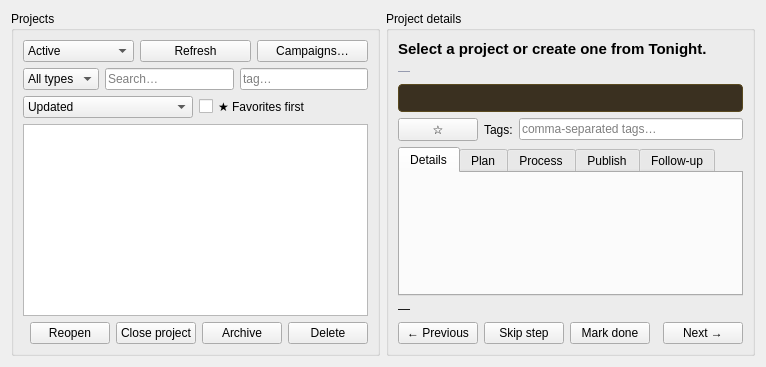
Above: nightscribe/gui/ui/projects_tab.ui from irydeo/nightscribe before the change. Below: the same form after it.
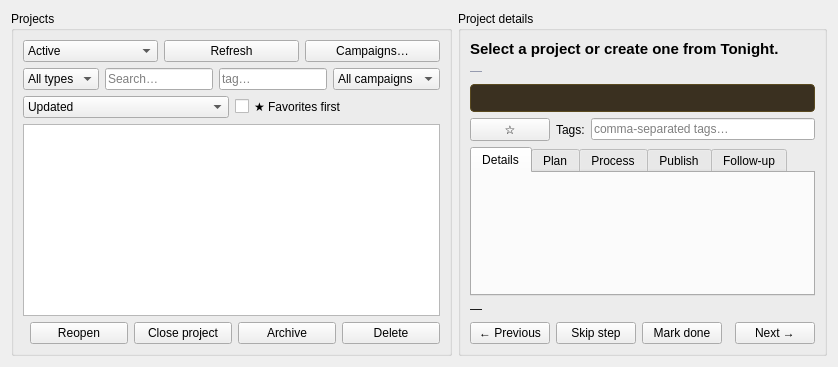
That is the form after the change.

Commit message: Gui: campaign filter in the projects hub (ADR-035, subplan VC.9)

```diff
--- a/nightscribe/gui/ui/projects_tab.ui
+++ b/nightscribe/gui/ui/projects_tab.ui
@@ -47,6 +47,11 @@
            <property name="maximumWidth"><number>80</number></property>
           </widget>
          </item>
+         <item>
+          <widget class="QComboBox" name="cmb_campaign">
+           <item><property name="text"><string>All campaigns</string></property></item>
+          </widget>
+         </item>
         </layout>
        </item>
        <item>
```
The commit also changes 7 other files.
